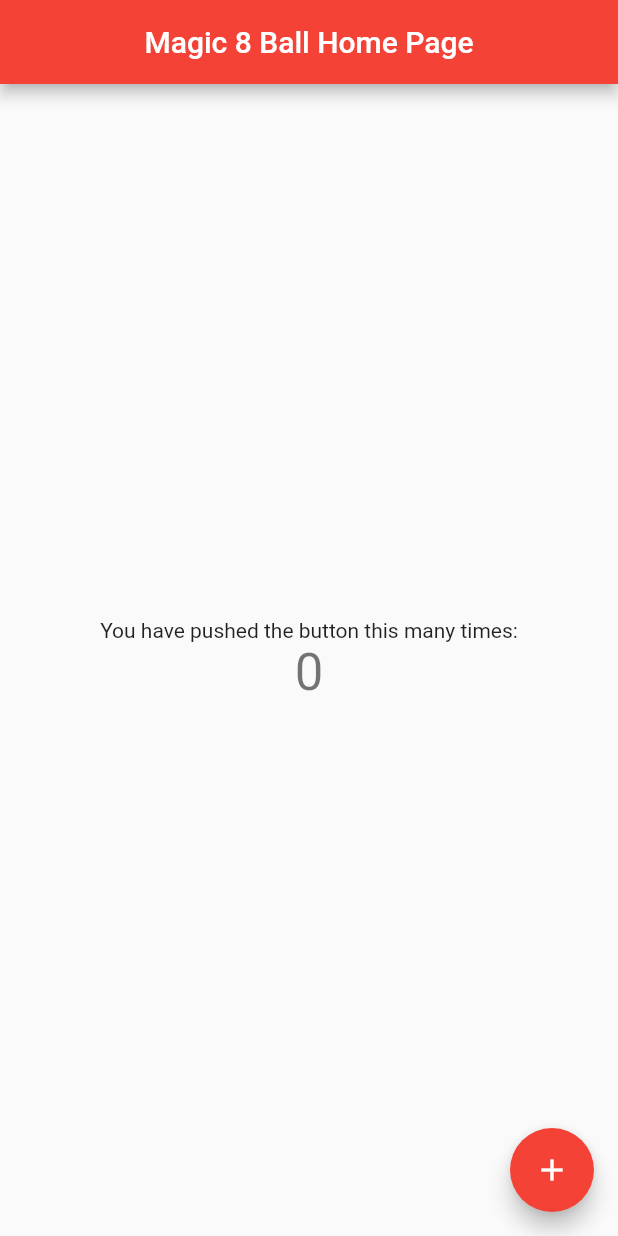
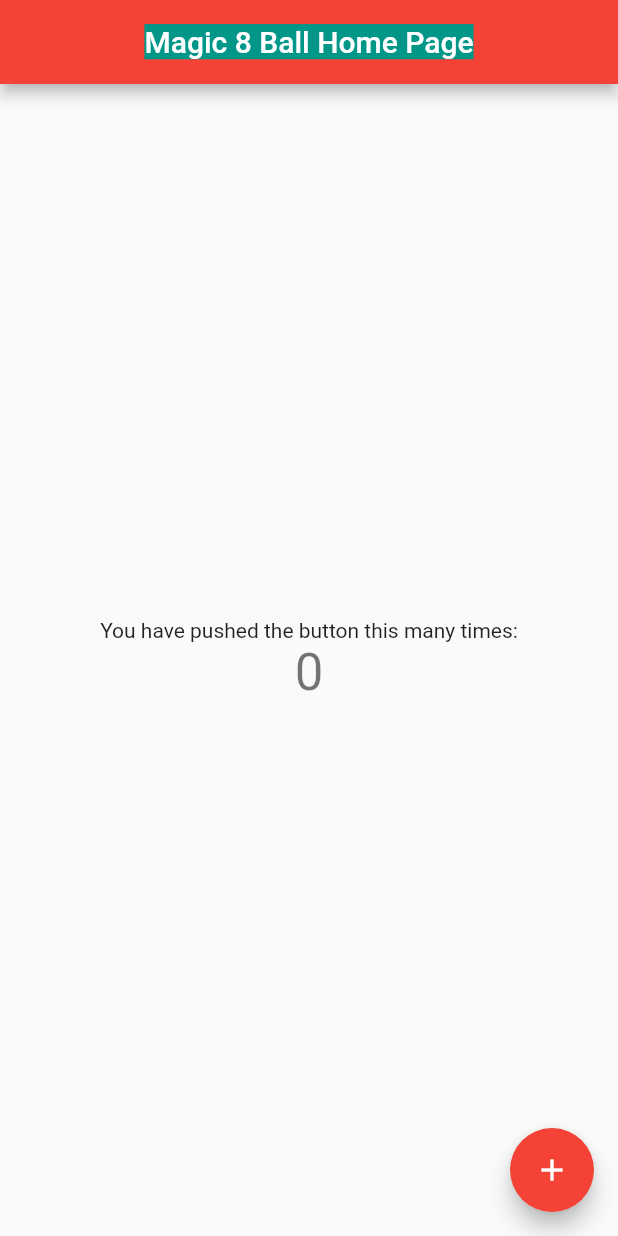
Before and after one commit to JAM5BOCsAdi/magic_8_ball_finish, a Flutter app: the screen it shows after launch, on a phone screen of 412 x 824 dp. Run offline on Flutter 3.47's test engine with Material 2 defaults, Android fonts, the phone set to English and light mode, and no system bars.

Commit message:
Little change

```diff
--- a/lib/main.dart
+++ b/lib/main.dart
@@ -46,7 +46,12 @@ class _BallHomePageState extends State<BallHomePage> {
     return Scaffold(
       appBar: AppBar(
         title: Center(
-          child: Text(widget.title),
+          child: Text(
+            widget.title,
+            style: const TextStyle(
+              backgroundColor: Colors.teal,
+            ),
+          ),
         ),
       ),
       body: Center(
```
